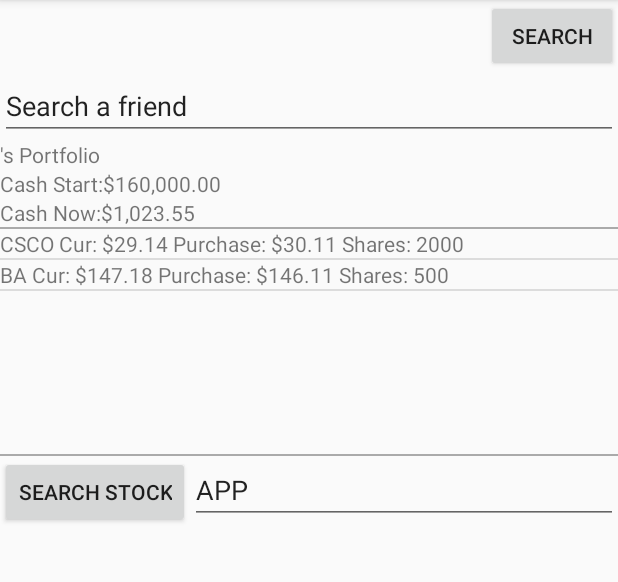
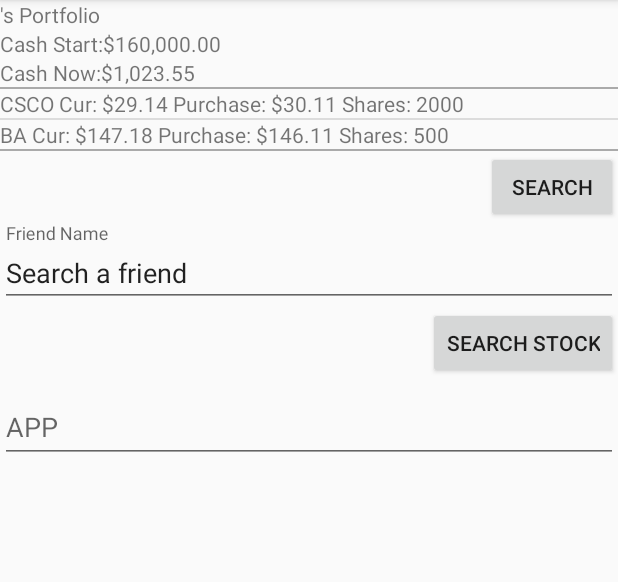
Before and after one commit to ReachAayush/hustlr, an Android app: the screen it shows after launch (AccountHomeActivity), after a tap on "SIGN IN", on a phone screen of 412 x 824 dp, the part 84-666 px from its top. Run offline under Robolectric (Android 15) with nearby library versions, the phone set to English and light mode, and no system bars.

Commit message:
add searchFriendIntent

```diff
--- a/hustlr/app/src/main/java/edu/cmu/hustlr/Activity/LoginActivity.java
+++ b/hustlr/app/src/main/java/edu/cmu/hustlr/Activity/LoginActivity.java
@@ -88,31 +88,8 @@
                         String username = editUsername.getText().toString();
 
                         // TODO: connect to the remote server, retrieve the user, return the portfolio
-                        User mockUser = new User();
-                        mockUser.setName(username);
-                        mockUser.setCash(160000);
-
-                        Portfolio mockPortfolio = new Portfolio();
-                        mockPortfolio.setCash(1023.553);
-                        Stock mockStock1 = new Stock();
-                        mockStock1.setShares(2000);
-                        mockStock1.setSymbol("CSCO");
-                        mockStock1.mockCurrentPrice = 29.14;
-                        mockStock1.setPurchasePrice(30.11);
-                        mockPortfolio.addStock(mockStock1);
-
-                        Stock mockStock2 = new Stock();
-                        mockStock2.setSymbol("BA");
-                        mockStock2.setShorted(true);
-                        mockStock2.setShares(500);
-                        mockStock2.mockCurrentPrice = 147.18;
-                        mockStock2.setPurchasePrice(146.11);
-                        mockPortfolio.addStock(mockStock2);
-
-                        mockUser.setPortfolio(mockPortfolio);
-                        /////
-                        User user = mockUser;
-
+                        User user = User.createMockUser();
+                        user.setName(username);
                         MyGlobal.me = user;
 
                         Intent intent = new LoginIntent(LoginActivity.this.getApplicationContext());
--- a/hustlr/app/src/main/java/edu/cmu/hustlr/Entities/User.java
+++ b/hustlr/app/src/main/java/edu/cmu/hustlr/Entities/User.java
@@ -63,4 +63,30 @@
             return new Transaction[size];
         }
     };
+
+    // TODO test only
+    public static User createMockUser() {
+        User mockUser = new User();
+        mockUser.setCash(160000);
+
+        Portfolio mockPortfolio = new Portfolio();
+        mockPortfolio.setCash(1023.553);
+        Stock mockStock1 = new Stock();
+        mockStock1.setShares(2000);
+        mockStock1.setSymbol("CSCO");
+        mockStock1.mockCurrentPrice = 29.14;
+        mockStock1.setPurchasePrice(30.11);
+        mockPortfolio.addStock(mockStock1);
+
+        Stock mockStock2 = new Stock();
+        mockStock2.setSymbol("BA");
+        mockStock2.setShorted(true);
+        mockStock2.setShares(500);
+        mockStock2.mockCurrentPrice = 147.18;
+        mockStock2.setPurchasePrice(146.11);
+        mockPortfolio.addStock(mockStock2);
+
+        mockUser.setPortfolio(mockPortfolio);
+        return mockUser;
+    }
 }
--- a/hustlr/app/src/main/java/edu/cmu/hustlr/Fragment/SearchFriendFragment.java
+++ b/hustlr/app/src/main/java/edu/cmu/hustlr/Fragment/SearchFriendFragment.java
@@ -10,6 +10,7 @@
 import android.widget.EditText;
 
 import edu.cmu.hustlr.Activity.FriendHomeActivity;
+import edu.cmu.hustlr.Intent.SearchFriendIntent;
 import edu.cmu.hustlr.R;
 
 /**
@@ -42,8 +43,8 @@
         buttonSearchFriend.setOnClickListener(
                 new Button.OnClickListener() {
                     public void onClick(View v) {
-                        Intent intent = new Intent(getActivity().getApplicationContext(), FriendHomeActivity.class);
-                        // intent.putExtra("searchedStockSymbol", getSearchedFriend());
+                        EditText editFriendName = (EditText) v.findViewById(R.id.editSearchFriendName);
+                        Intent intent = new SearchFriendIntent(getActivity().getApplicationContext(), editFriendName.getText().toString());
                         startActivity(intent);
                     }
                 }
--- /dev/null
+++ b/hustlr/app/src/main/java/edu/cmu/hustlr/Intent/SearchFriendIntent.java
@@ -0,0 +1,26 @@
+package edu.cmu.hustlr.Intent;
+
+import android.content.Context;
+import android.content.Intent;
+import android.os.Parcelable;
+
+import edu.cmu.hustlr.Activity.BuyShortActivity;
+import edu.cmu.hustlr.Activity.FriendHomeActivity;
+import edu.cmu.hustlr.Entities.Stock;
+import edu.cmu.hustlr.Entities.User;
+
+/**
+ * Created by rueiminl on 2015/11/13.
+ */
+public class SearchFriendIntent extends Intent {
+    private static final String USER_ID = "USER_ID";
+    public SearchFriendIntent(Context context, String friendname) {
+        super(context, FriendHomeActivity.class);
+        // TODO get User based on the friendname by market API
+        User friend = User.createMockUser();
+        friend.setName(friendname);
+
+        this.putExtra(USER_ID, friend);
+    }
+
+}
--- a/hustlr/app/src/main/java/edu/cmu/hustlr/Intent/SearchStockIntent.java
+++ b/hustlr/app/src/main/java/edu/cmu/hustlr/Intent/SearchStockIntent.java
@@ -28,5 +28,4 @@
 
         this.putExtra(STOCK_ID, (Parcelable)stock);
     }
-
 }
--- a/hustlr/app/src/main/res/layout/activity_account_home.xml
+++ b/hustlr/app/src/main/res/layout/activity_account_home.xml
@@ -5,12 +5,6 @@
     android:layout_height="fill_parent"
     tools:context=".AccountHomeActivity"
     android:orientation="vertical">
-
-    <FrameLayout
-        android:layout_width="fill_parent"
-        android:layout_height="wrap_content"
-        android:id="@+id/fragmentHomeSearchFriend">
-    </FrameLayout>
 
     <LinearLayout
         android:layout_width="match_parent"
@@ -61,7 +55,7 @@
 
     <FrameLayout
         android:layout_width="fill_parent"
-        android:layout_height="150dp"
+        android:layout_height="wrap_content"
         android:id="@+id/fragmentHomeStockList" >
     </FrameLayout>
 
@@ -70,21 +64,30 @@
         android:layout_height="1dp"
         android:background="@android:color/darker_gray"/>
 
+    <FrameLayout
+        android:layout_width="fill_parent"
+        android:layout_height="wrap_content"
+        android:id="@+id/fragmentHomeSearchFriend">
+    </FrameLayout>
+
     <!-- TODO SearchStockFragment (ref to SearchFriendFragment) -->
     <LinearLayout
         android:layout_width="match_parent"
-        android:layout_height="wrap_content">
+        android:layout_height="wrap_content"
+        android:orientation="vertical">
         <Button
             android:layout_width="wrap_content"
             android:layout_height="wrap_content"
             android:text="Search Stock"
-            android:id="@+id/btnHomeSearchStock" />
-        <EditText
-            android:layout_width="match_parent"
-            android:layout_height="wrap_content"
-            android:id="@+id/editHomeSearchStock"
-            android:text="APP" />
+            android:id="@+id/btnHomeSearchStock"
+            android:layout_gravity="right"/>
+        <android.support.design.widget.TextInputLayout android:layout_width="match_parent" android:layout_height="wrap_content">
+            <EditText
+                android:layout_width="match_parent"
+                android:layout_height="wrap_content"
+                android:id="@+id/editHomeSearchStock"
+                android:hint="APP" />
+        </android.support.design.widget.TextInputLayout>
 
     </LinearLayout>
-
 </LinearLayout>
--- a/hustlr/app/src/main/res/layout/fragment_search_friend.xml
+++ b/hustlr/app/src/main/res/layout/fragment_search_friend.xml
@@ -9,10 +9,12 @@
         android:text="Search"
         android:id="@+id/btnHomeSearchFriend"
         android:layout_gravity="right" />
+    <android.support.design.widget.TextInputLayout android:layout_width="match_parent" android:layout_height="wrap_content">
     <EditText
         android:layout_width="match_parent"
         android:layout_height="wrap_content"
         android:id="@+id/editSearchFriendName"
         android:hint="Friend Name" />
+    </android.support.design.widget.TextInputLayout>
 
 </LinearLayout>
```
